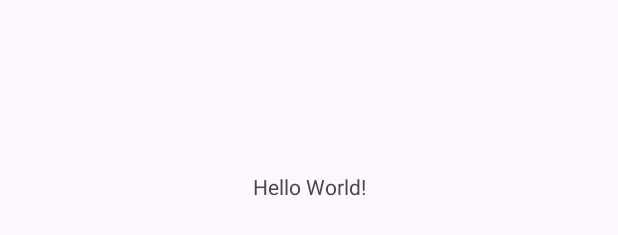
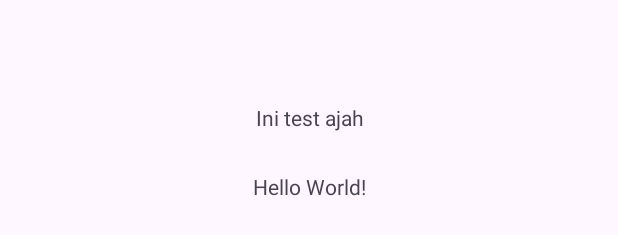
Before and after one commit to pastiin-aja/pastiin-aja-md, an Android app: the layout activity_main.xml on its own in the app's theme, with its tools: preview values and no code run, on a phone screen of 412 x 824 dp. Shown: the part 432-667 px from the top of the screen. Run offline under Robolectric (Android 15) with nearby library versions, the phone set to English and light mode, and no system bars.

Commit message:
feat: new text in main activity

```diff
--- a/app/src/main/res/layout/activity_main.xml
+++ b/app/src/main/res/layout/activity_main.xml
@@ -15,4 +15,15 @@
         app:layout_constraintStart_toStartOf="parent"
         app:layout_constraintTop_toTopOf="parent" />
 
+    <TextView
+        android:layout_width="wrap_content"
+        android:layout_height="wrap_content"
+        android:text="Ini test ajah"
+        app:layout_constraintBottom_toBottomOf="parent"
+        app:layout_constraintEnd_toEndOf="parent"
+        app:layout_constraintHorizontal_bias="0.502"
+        app:layout_constraintStart_toStartOf="parent"
+        app:layout_constraintTop_toTopOf="parent"
+        app:layout_constraintVertical_bias="0.443" />
+
 </androidx.constraintlayout.widget.ConstraintLayout>
```
